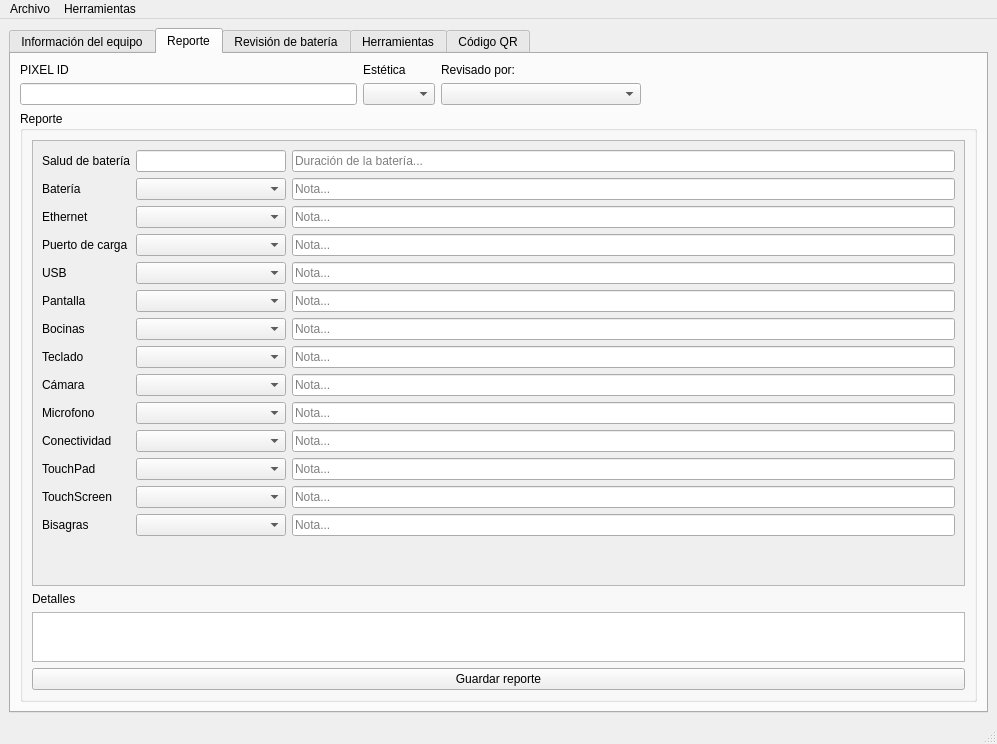
Qt form ui/mainwindow.ui (gabod22/PatiaTest) before a commit.
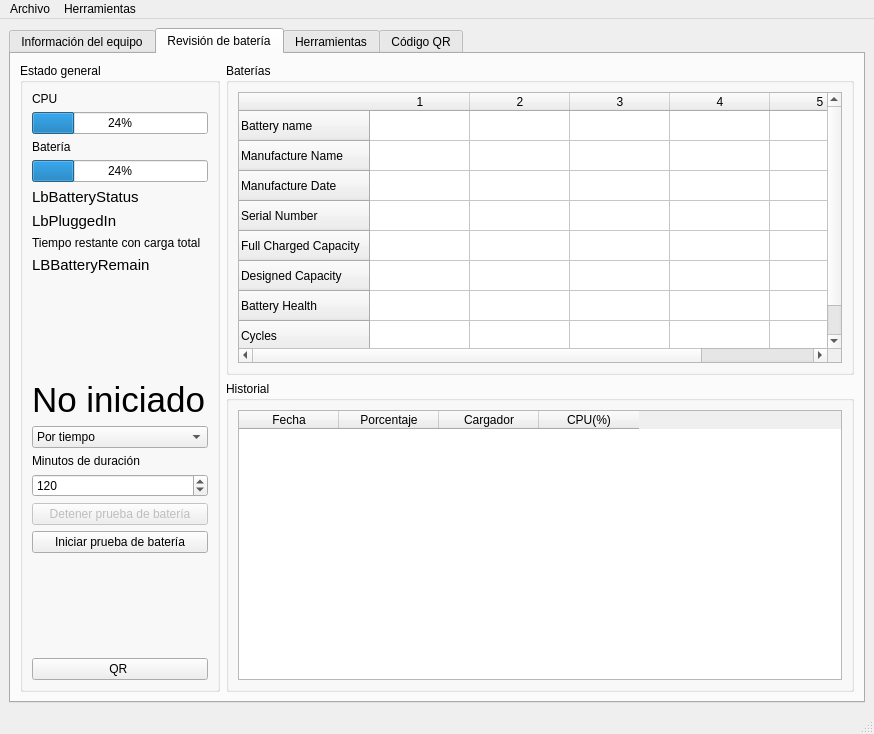
The same form after that commit. The open tabs and pages were chosen to show the change. Icons and pictures are not drawn.

Commit message: Delete report module and fix battery test modes

```diff
--- a/ui/mainwindow.ui
+++ b/ui/mainwindow.ui
@@ -6,8 +6,8 @@
    <rect>
     <x>0</x>
     <y>0</y>
-    <width>997</width>
-    <height>744</height>
+    <width>874</width>
+    <height>734</height>
    </rect>
   </property>
   <property name="windowTitle">
@@ -22,7 +22,7 @@
     <item>
      <widget class="QTabWidget" name="tabWidget">
       <property name="currentIndex">
-       <number>3</number>
+       <number>1</number>
       </property>
       <widget class="QWidget" name="tab_3">
        <attribute name="title">
@@ -236,7 +236,7 @@
            <item>
             <widget class="Line" name="line_5">
              <property name="orientation">
-              <enum>Qt::Horizontal</enum>
+              <enum>Qt::Orientation::Horizontal</enum>
              </property>
             </widget>
            </item>
@@ -250,7 +250,7 @@
            <item>
             <spacer name="verticalSpacer_3">
              <property name="orientation">
-              <enum>Qt::Vertical</enum>
+              <enum>Qt::Orientation::Vertical</enum>
              </property>
              <property name="sizeHint" stdset="0">
               <size>
@@ -283,7 +283,7 @@
                <number>16</number>
               </property>
               <property name="editTriggers">
-               <set>QAbstractItemView::NoEditTriggers</set>
+               <set>QAbstractItemView::EditTrigger::NoEditTriggers</set>
               </property>
               <property name="columnCount">
                <number>5</number>
@@ -384,819 +384,6 @@
         </item>
        </layout>
       </widget>
-      <widget class="QWidget" name="tabReport">
-       <attribute name="title">
-        <string>Reporte</string>
-       </attribute>
-       <layout class="QVBoxLayout" name="verticalLayout_16">
-        <item>
-         <layout class="QHBoxLayout" name="horizontalLayout">
-          <item>
-           <layout class="QVBoxLayout" name="verticalLayout_15">
-            <item>
-             <widget class="QLabel" name="label_9">
-              <property name="text">
-               <string>PIXEL ID</string>
-              </property>
-             </widget>
-            </item>
-            <item>
-             <widget class="QLineEdit" name="TextPixelId">
-              <property name="maximumSize">
-               <size>
-                <width>16777215</width>
-                <height>16777215</height>
-               </size>
-              </property>
-              <property name="autoFillBackground">
-               <bool>true</bool>
-              </property>
-              <property name="readOnly">
-               <bool>true</bool>
-              </property>
-             </widget>
-            </item>
-           </layout>
-          </item>
-          <item>
-           <layout class="QVBoxLayout" name="verticalLayout_18">
-            <item>
-             <widget class="QLabel" name="label_31">
-              <property name="text">
-               <string>Estética</string>
-              </property>
-             </widget>
-            </item>
-            <item>
-             <widget class="QComboBox" name="CboxAesthetics">
-              <property name="placeholderText">
-               <string>-</string>
-              </property>
-             </widget>
-            </item>
-           </layout>
-          </item>
-          <item>
-           <layout class="QVBoxLayout" name="verticalLayout_20">
-            <item>
-             <widget class="QLabel" name="label_33">
-              <property name="text">
-               <string>Revisado por:</string>
-              </property>
-             </widget>
-            </item>
-            <item>
-             <widget class="QComboBox" name="CboxCheckedBy">
-              <property name="minimumSize">
-               <size>
-                <width>200</width>
-                <height>0</height>
-               </size>
-              </property>
-              <property name="maximumSize">
-               <size>
-                <width>500</width>
-                <height>16777215</height>
-               </size>
-              </property>
-              <property name="placeholderText">
-               <string>Selecciona el técnico</string>
-              </property>
-             </widget>
-            </item>
-           </layout>
-          </item>
-          <item>
-           <spacer name="horizontalSpacer">
-            <property name="orientation">
-             <enum>Qt::Horizontal</enum>
-            </property>
-            <property name="sizeHint" stdset="0">
-             <size>
-              <width>40</width>
-              <height>20</height>
-             </size>
-            </property>
-           </spacer>
-          </item>
-         </layout>
-        </item>
-        <item>
-         <widget class="QGroupBox" name="groupBox_6">
-          <property name="title">
-           <string>Reporte</string>
-          </property>
-          <layout class="QVBoxLayout" name="verticalLayout_2">
-           <item>
-            <widget class="QScrollArea" name="scrollArea">
-             <property name="widgetResizable">
-              <bool>true</bool>
-             </property>
-             <widget class="QWidget" name="scrollAreaWidgetContents_2">
-              <property name="geometry">
-               <rect>
-                <x>0</x>
-                <y>0</y>
-                <width>916</width>
-                <height>454</height>
-               </rect>
-              </property>
-              <layout class="QVBoxLayout" name="verticalLayout_3">
-               <item>
-                <layout class="QHBoxLayout" name="horizontalLayout_3" stretch="0,1">
-                 <item>
-                  <layout class="QFormLayout" name="formLayout">
-                   <property name="fieldGrowthPolicy">
-                    <enum>QFormLayout::AllNonFixedFieldsGrow</enum>
-                   </property>
-                   <property name="rowWrapPolicy">
-                    <enum>QFormLayout::WrapLongRows</enum>
-                   </property>
-                   <item row="0" column="1">
-                    <widget class="QLineEdit" name="TextBatteryHealth_2">
-                     <property name="maximumSize">
-                      <size>
-                       <width>300</width>
-                       <height>16777215</height>
-                      </size>
-                     </property>
-                     <property name="styleSheet">
-                      <string notr="true"/>
-                     </property>
-                     <property name="readOnly">
-                      <bool>false</bool>
-                     </property>
-                    </widget>
-                   </item>
-                   <item row="2" column="0">
-                    <widget class="QLabel" name="label_13">
-                     <property name="text">
-                      <string>Ethernet</string>
-                     </property>
-                    </widget>
-                   </item>
-                   <item row="3" column="0">
-                    <widget class="QLabel" name="label_14">
-                     <property name="text">
-                      <string>Puerto de carga</string>
-                     </property>
-                    </widget>
-                   </item>
-                   <item row="3" column="1">
-                    <widget class="QComboBox" name="CboxPlug">
-                     <property name="minimumSize">
-                      <size>
-                       <width>150</width>
-                       <height>0</height>
-                      </size>
-                     </property>
-                     <property name="maximumSize">
-                      <size>
-                       <width>300</width>
-                       <height>16777215</height>
-                      </size>
-                     </property>
-                     <property name="currentText">
-                      <string/>
-                     </property>
-                     <property name="currentIndex">
-                      <number>-1</number>
-                     </property>
-                     <property name="placeholderText">
-                      <string>Selecciona</string>
-                     </property>
-                    </widget>
-                   </item>
-                   <item row="4" column="0">
-                    <widget class="QLabel" name="label_15">
-                     <property name="text">
-                      <string>USB</string>
-                     </property>
-                    </widget>
-                   </item>
-                   <item row="4" column="1">
-                    <widget class="QComboBox" name="CboxUSB">
-                     <property name="minimumSize">
-                      <size>
-                       <width>150</width>
-                       <height>0</height>
-                      </size>
-                     </property>
-                     <property name="maximumSize">
-                      <size>
-                       <width>300</width>
-                       <height>16777215</height>
-                      </size>
-                     </property>
-                     <property name="currentText">
-                      <string/>
-                     </property>
-                     <property name="currentIndex">
-                      <number>-1</number>
-                     </property>
-                     <property name="placeholderText">
-                      <string>Selecciona</string>
-                     </property>
-                    </widget>
-                   </item>
-                   <item row="5" column="0">
-                    <widget class="QLabel" name="label_16">
-                     <property name="text">
-                      <string>Pantalla</string>
-                     </property>
-                    </widget>
-                   </item>
-                   <item row="5" column="1">
-                    <widget class="QComboBox" name="CboxScreen">
-                     <property name="minimumSize">
-                      <size>
-                       <width>150</width>
-                       <height>0</height>
-                      </size>
-                     </property>
-                     <property name="maximumSize">
-                      <size>
-                       <width>300</width>
-                       <height>16777215</height>
-                      </size>
-                     </property>
-                     <property name="currentText">
-                      <string/>
-                     </property>
-                     <property name="currentIndex">
-                      <number>-1</number>
-                     </property>
-                     <property name="placeholderText">
-                      <string>Selecciona</string>
-                     </property>
-                    </widget>
-                   </item>
-                   <item row="6" column="0">
-                    <widget class="QLabel" name="label_17">
-                     <property name="text">
-                      <string>Bocinas</string>
-                     </property>
-                    </widget>
-                   </item>
-                   <item row="6" column="1">
-                    <widget class="QComboBox" name="CboxSpikers">
-                     <property name="minimumSize">
-                      <size>
-                       <width>150</width>
-                       <height>0</height>
-                      </size>
-                     </property>
-                     <property name="maximumSize">
-                      <size>
-                       <width>300</width>
-                       <height>16777215</height>
-                      </size>
-                     </property>
-                     <property name="currentText">
-                      <string/>
-                     </property>
-                     <property name="currentIndex">
-                      <number>-1</number>
-                     </property>
-                     <property name="placeholderText">
-                      <string>Selecciona</string>
-                     </property>
-                    </widget>
-                   </item>
-                   <item row="7" column="0">
-                    <widget class="QLabel" name="label_18">
-                     <property name="text">
-                      <string>Teclado</string>
-                     </property>
-                    </widget>
-                   </item>
-                   <item row="7" column="1">
-                    <widget class="QComboBox" name="CboxKeyboard">
-                     <property name="minimumSize">
-                      <size>
-                       <width>150</width>
-                       <height>0</height>
-                      </size>
-                     </property>
-                     <property name="maximumSize">
-                      <size>
-                       <width>300</width>
-                       <height>16777215</height>
-                      </size>
-                     </property>
-                     <property name="currentText">
-                      <string/>
-                     </property>
-                     <property name="currentIndex">
-                      <number>-1</number>
-                     </property>
-                     <property name="placeholderText">
-                      <string>Selecciona</string>
-                     </property>
-                    </widget>
-                   </item>
-                   <item row="8" column="0">
-                    <widget class="QLabel" name="label_19">
-                     <property name="text">
-                      <string>Cámara</string>
-                     </property>
-                    </widget>
-                   </item>
-                   <item row="8" column="1">
-                    <widget class="QComboBox" name="CboxCamera">
-                     <property name="minimumSize">
-                      <size>
-                       <width>150</width>
-                       <height>0</height>
-                      </size>
-                     </property>
-                     <property name="maximumSize">
-                      <size>
-                       <width>300</width>
-                       <height>16777215</height>
-                      </size>
-                     </property>
-                     <property name="currentText">
-                      <string/>
-                     </property>
-                     <property name="currentIndex">
-                      <number>-1</number>
-                     </property>
-                     <property name="placeholderText">
-                      <string>Selecciona</string>
-                     </property>
-                    </widget>
-                   </item>
-                   <item row="9" column="0">
-                    <widget class="QLabel" name="label_20">
-                     <property name="text">
-                      <string>Microfono</string>
-                     </property>
-                    </widget>
-                   </item>
-                   <item row="9" column="1">
-                    <widget class="QComboBox" name="CboxMicro">
-                     <property name="minimumSize">
-                      <size>
-                       <width>150</width>
-                       <height>0</height>
-                      </size>
-                     </property>
-                     <property name="maximumSize">
-                      <size>
-                       <width>300</width>
-                       <height>16777215</height>
-                      </size>
-                     </property>
-                     <property name="currentText">
-                      <string/>
-                     </property>
-                     <property name="currentIndex">
-                      <number>-1</number>
-                     </property>
-                     <property name="placeholderText">
-                      <string>Selecciona</string>
-                     </property>
-                    </widget>
-                   </item>
-                   <item row="11" column="0">
-                    <widget class="QLabel" name="label_21">
-                     <property name="text">
-                      <string>TouchPad</string>
-                     </property>
-                    </widget>
-                   </item>
-                   <item row="11" column="1">
-                    <widget class="QComboBox" name="CboxTouchpad">
-                     <property name="minimumSize">
-                      <size>
-                       <width>150</width>
-                       <height>0</height>
-                      </size>
-                     </property>
-                     <property name="maximumSize">
-                      <size>
-                       <width>300</width>
-                       <height>16777215</height>
-                      </size>
-                     </property>
-                     <property name="currentText">
-                      <string/>
-                     </property>
-                     <property name="currentIndex">
-                      <number>-1</number>
-                     </property>
-                     <property name="placeholderText">
-                      <string>Selecciona</string>
-                     </property>
-                    </widget>
-                   </item>
-                   <item row="12" column="0">
-                    <widget class="QLabel" name="label_25">
-                     <property name="text">
-                      <string>TouchScreen</string>
-                     </property>
-                    </widget>
-                   </item>
-                   <item row="12" column="1">
-                    <widget class="QComboBox" name="CboxTouchscreen">
-                     <property name="minimumSize">
-                      <size>
-                       <width>150</width>
-                       <height>0</height>
-                      </size>
-                     </property>
-                     <property name="maximumSize">
-                      <size>
-                       <width>300</width>
-                       <height>16777215</height>
-                      </size>
-                     </property>
-                     <property name="currentText">
-                      <string/>
-                     </property>
-                     <property name="currentIndex">
-                      <number>-1</number>
-                     </property>
-                     <property name="placeholderText">
-                      <string>Selecciona</string>
-                     </property>
-                    </widget>
-                   </item>
-                   <item row="13" column="0">
-                    <widget class="QLabel" name="label_26">
-                     <property name="text">
-                      <string>Bisagras</string>
-                     </property>
-                    </widget>
-                   </item>
-                   <item row="13" column="1">
-                    <widget class="QComboBox" name="CboxHinges">
-                     <property name="minimumSize">
-                      <size>
-                       <width>150</width>
-                       <height>0</height>
-                      </size>
-                     </property>
-                     <property name="maximumSize">
-                      <size>
-                       <width>300</width>
-                       <height>16777215</height>
-                      </size>
-                     </property>
-                     <property name="currentText">
-                      <string/>
-                     </property>
-                     <property name="currentIndex">
-                      <number>-1</number>
-                     </property>
-                     <property name="placeholderText">
-                      <string>Selecciona</string>
-                     </property>
-                    </widget>
-                   </item>
-                   <item row="2" column="1">
-                    <widget class="QComboBox" name="CboxEthernet">
-                     <property name="minimumSize">
-                      <size>
-                       <width>150</width>
-                       <height>0</height>
-                      </size>
-                     </property>
-                     <property name="maximumSize">
-                      <size>
-                       <width>300</width>
-                       <height>16777215</height>
-                      </size>
-                     </property>
-                     <property name="currentText">
-                      <string/>
-                     </property>
-                     <property name="currentIndex">
-                      <number>-1</number>
-                     </property>
-                     <property name="placeholderText">
-                      <string>Selecciona</string>
-                     </property>
-                    </widget>
-                   </item>
-                   <item row="1" column="1">
-                    <widget class="QComboBox" name="CboxBattery">
-                     <property name="minimumSize">
-                      <size>
-                       <width>150</width>
-                       <height>0</height>
-                      </size>
-                     </property>
-                     <property name="maximumSize">
-                      <size>
-                       <width>300</width>
-                       <height>16777215</height>
-                      </size>
-                     </property>
-                     <property name="currentText">
-                      <string/>
-                     </property>
-                     <property name="currentIndex">
-                      <number>-1</number>
-                     </property>
-                     <property name="placeholderText">
-                      <string>Selecciona</string>
-                     </property>
-                    </widget>
-                   </item>
-                   <item row="1" column="0">
-                    <widget class="QLabel" name="label_30">
-                     <property name="text">
-                      <string>Batería</string>
-                     </property>
-                    </widget>
-                   </item>
-                   <item row="10" column="1">
-                    <widget class="QComboBox" name="CboxConnectivity">
-                     <property name="minimumSize">
-                      <size>
-                       <width>150</width>
-                       <height>0</height>
-                      </size>
-                     </property>
-                     <property name="maximumSize">
-                      <size>
-                       <width>300</width>
-                       <height>16777215</height>
-                      </size>
-                     </property>
-                     <property name="currentText">
-                      <string/>
-                     </property>
-                     <property name="currentIndex">
-                      <number>-1</number>
-                     </property>
-                     <property name="placeholderText">
-                      <string>Selecciona</string>
-                     </property>
-                    </widget>
-                   </item>
-                   <item row="10" column="0">
-                    <widget class="QLabel" name="label_32">
-                     <property name="text">
-                      <string>Conectividad</string>
-                     </property>
-                    </widget>
-                   </item>
-                   <item row="0" column="0">
-                    <widget class="QLabel" name="label_12">
-                     <property name="text">
-                      <string>Salud de batería</string>
-                     </property>
-                    </widget>
-                   </item>
-                  </layout>
-                 </item>
-                 <item>
-                  <layout class="QVBoxLayout" name="verticalLayout_14">
-                   <item>
-                    <widget class="QLineEdit" name="TextBatteryDuration">
-                     <property name="minimumSize">
-                      <size>
-                       <width>0</width>
-                       <height>0</height>
-                      </size>
-                     </property>
-                     <property name="placeholderText">
-                      <string>Duración de la batería...</string>
-                     </property>
-                     <property name="clearButtonEnabled">
-                      <bool>false</bool>
-                     </property>
-                    </widget>
-                   </item>
-                   <item>
-                    <widget class="QLineEdit" name="TextBatteryNote">
-                     <property name="minimumSize">
-                      <size>
-                       <width>0</width>
-                       <height>0</height>
-                      </size>
-                     </property>
-                     <property name="placeholderText">
-                      <string>Nota...</string>
-                     </property>
-                    </widget>
-                   </item>
-                   <item>
-                    <widget class="QLineEdit" name="TextEthernetNote">
-                     <property name="minimumSize">
-                      <size>
-                       <width>0</width>
-                       <height>0</height>
-                      </size>
-                     </property>
-                     <property name="placeholderText">
-                      <string>Nota...</string>
-                     </property>
-                    </widget>
-                   </item>
-                   <item>
-                    <widget class="QLineEdit" name="TextPlugNote">
-                     <property name="minimumSize">
-                      <size>
-                       <width>0</width>
-                       <height>0</height>
-                      </size>
-                     </property>
-                     <property name="placeholderText">
-                      <string>Nota...</string>
-                     </property>
-                    </widget>
-                   </item>
-                   <item>
-                    <widget class="QLineEdit" name="TextUSBNote">
-                     <property name="minimumSize">
-                      <size>
-                       <width>0</width>
-                       <height>0</height>
-                      </size>
-                     </property>
-                     <property name="placeholderText">
-                      <string>Nota...</string>
-                     </property>
-                    </widget>
-                   </item>
-                   <item>
-                    <widget class="QLineEdit" name="TextScreenNote">
-                     <property name="minimumSize">
-                      <size>
-                       <width>0</width>
-                       <height>0</height>
-                      </size>
-                     </property>
-                     <property name="placeholderText">
-                      <string>Nota...</string>
-                     </property>
-                    </widget>
-                   </item>
-                   <item>
-                    <widget class="QLineEdit" name="TextSpikersNote">
-                     <property name="minimumSize">
-                      <size>
-                       <width>0</width>
-                       <height>0</height>
-                      </size>
-                     </property>
-                     <property name="placeholderText">
-                      <string>Nota...</string>
-                     </property>
-                    </widget>
-                   </item>
-                   <item>
-                    <widget class="QLineEdit" name="TextKeyboardNote">
-                     <property name="minimumSize">
-                      <size>
-                       <width>0</width>
-                       <height>0</height>
-                      </size>
-                     </property>
-                     <property name="placeholderText">
-                      <string>Nota...</string>
-                     </property>
-                    </widget>
-                   </item>
-                   <item>
-                    <widget class="QLineEdit" name="TextCameraNote">
-                     <property name="minimumSize">
-                      <size>
-                       <width>0</width>
-                       <height>0</height>
-                      </size>
-                     </property>
-                     <property name="placeholderText">
-                      <string>Nota...</string>
-                     </property>
-                    </widget>
-                   </item>
-                   <item>
-                    <widget class="QLineEdit" name="TextMicroNote">
-                     <property name="minimumSize">
-                      <size>
-                       <width>0</width>
-                       <height>0</height>
-                      </size>
-                     </property>
-                     <property name="placeholderText">
-                      <string>Nota...</string>
-                     </property>
-                    </widget>
-                   </item>
-                   <item>
-                    <widget class="QLineEdit" name="TextConnectivityNote">
-                     <property name="minimumSize">
-                      <size>
-                       <width>0</width>
-                       <height>0</height>
-                      </size>
-                     </property>
-                     <property name="placeholderText">
-                      <string>Nota...</string>
-                     </property>
-                    </widget>
-                   </item>
-                   <item>
-                    <widget class="QLineEdit" name="TextTouchpadNote">
-                     <property name="minimumSize">
-                      <size>
-                       <width>0</width>
-                       <height>0</height>
-                      </size>
-                     </property>
-                     <property name="placeholderText">
-                      <string>Nota...</string>
-                     </property>
-                    </widget>
-                   </item>
-                   <item>
-                    <widget class="QLineEdit" name="TextTouchscreenNote">
-                     <property name="minimumSize">
-                      <size>
-                       <width>0</width>
-                       <height>0</height>
-                      </size>
-                     </property>
-                     <property name="placeholderText">
-                      <string>Nota...</string>
-                     </property>
-                    </widget>
-                   </item>
-                   <item>
-                    <widget class="QLineEdit" name="TextHingesNote">
-                     <property name="minimumSize">
-                      <size>
-                       <width>0</width>
-                       <height>0</height>
-                      </size>
-                     </property>
-                     <property name="placeholderText">
-                      <string>Nota...</string>
-                     </property>
-                    </widget>
-                   </item>
-                  </layout>
-                 </item>
-                </layout>
-               </item>
-               <item>
-                <spacer name="verticalSpacer">
-                 <property name="orientation">
-                  <enum>Qt::Vertical</enum>
-                 </property>
-                 <property name="sizeHint" stdset="0">
-                  <size>
-                   <width>20</width>
-                   <height>40</height>
-                  </size>
-                 </property>
-                </spacer>
-               </item>
-              </layout>
-             </widget>
-            </widget>
-           </item>
-           <item>
-            <widget class="QLabel" name="label_28">
-             <property name="text">
-              <string>Detalles</string>
-             </property>
-            </widget>
-           </item>
-           <item>
-            <widget class="QPlainTextEdit" name="PlainTextDetails">
-             <property name="maximumSize">
-              <size>
-               <width>16777215</width>
-               <height>50</height>
-              </size>
-             </property>
-             <property name="tabChangesFocus">
-              <bool>true</bool>
-             </property>
-            </widget>
-           </item>
-           <item>
-            <widget class="QPushButton" name="BtnSaveToGoogleSheets">
-             <property name="text">
-              <string>Guardar reporte</string>
-             </property>
-             <property name="icon">
-              <iconset theme="document-save">
-               <normaloff>C:/Users/brian/PatiaTest_v1/PatiaTestUI_bak</normaloff>C:/Users/brian/PatiaTest_v1/PatiaTestUI_bak</iconset>
-             </property>
-            </widget>
-           </item>
-          </layout>
-         </widget>
-        </item>
-       </layout>
-      </widget>
       <widget class="QWidget" name="tabBatteryTest">
        <attribute name="title">
         <string>Revisión de batería</string>
@@ -1294,7 +481,7 @@
            <item>
             <spacer name="verticalSpacer_2">
              <property name="orientation">
-              <enum>Qt::Vertical</enum>
+              <enum>Qt::Orientation::Vertical</enum>
              </property>
              <property name="sizeHint" stdset="0">
               <size>
@@ -1329,10 +516,15 @@
                <string>Intensiva</string>
               </property>
              </item>
+             <item>
+              <property name="text">
+               <string>Exaustiva</string>
+              </property>
+             </item>
             </widget>
            </item>
            <item>
-            <widget class="QLabel" name="label">
+            <widget class="QLabel" name="lbMinutestime">
              <property name="text">
               <string>Minutos de duración</string>
              </property>
@@ -1341,7 +533,7 @@
            <item>
             <widget class="QSpinBox" name="SpinTimeToTest">
              <property name="minimum">
-              <number>10</number>
+              <number>1</number>
              </property>
              <property name="maximum">
               <number>9999</number>
@@ -1374,7 +566,7 @@
            <item>
             <spacer name="verticalSpacer_6">
              <property name="orientation">
-              <enum>Qt::Vertical</enum>
+              <enum>Qt::Orientation::Vertical</enum>
              </property>
              <property name="sizeHint" stdset="0">
               <size>
@@ -1384,41 +576,10 @@
              </property>
             </spacer>
            </item>
-           <item>
-            <layout class="QVBoxLayout" name="verticalLayout_23">
-             <item>
-              <widget class="QLabel" name="label_37">
-               <property name="text">
-                <string>Revisado por:</string>
-               </property>
-              </widget>
-             </item>
-             <item>
-              <widget class="QComboBox" name="CboxBatCheckedBy">
-               <property name="maximumSize">
-                <size>
-                 <width>500</width>
-                 <height>16777215</height>
-                </size>
-               </property>
-               <property name="placeholderText">
-                <string>Selecciona el técnico</string>
-               </property>
-              </widget>
-             </item>
-            </layout>
-           </item>
-           <item>
-            <widget class="QCheckBox" name="ChkBoxSaveAtEnd">
-             <property name="text">
-              <string>¿Guardar al terminar?</string>
-             </property>
-            </widget>
-           </item>
            <item>
             <widget class="QPushButton" name="BtnSaveBatteryRecord">
              <property name="text">
-              <string>Guardar prueba</string>
+              <string>QR </string>
              </property>
             </widget>
            </item>
@@ -1442,7 +603,7 @@
                 <number>16</number>
                </property>
                <property name="editTriggers">
-                <set>QAbstractItemView::NoEditTriggers</set>
+                <set>QAbstractItemView::EditTrigger::NoEditTriggers</set>
                </property>
                <property name="columnCount">
                 <number>5</number>
@@ -1510,7 +671,7 @@
              <item>
               <widget class="QTableWidget" name="TableBatteryLog">
                <property name="editTriggers">
-                <set>QAbstractItemView::NoEditTriggers</set>
+                <set>QAbstractItemView::EditTrigger::NoEditTriggers</set>
                </property>
                <column>
                 <property name="text">
@@ -1614,7 +775,7 @@
            <item>
             <spacer name="verticalSpacer_4">
              <property name="orientation">
-              <enum>Qt::Vertical</enum>
+              <enum>Qt::Orientation::Vertical</enum>
              </property>
              <property name="sizeHint" stdset="0">
               <size>
@@ -1664,7 +825,7 @@
            <item>
             <spacer name="verticalSpacer_5">
              <property name="orientation">
-              <enum>Qt::Vertical</enum>
+              <enum>Qt::Orientation::Vertical</enum>
              </property>
              <property name="sizeHint" stdset="0">
               <size>
@@ -1736,8 +897,8 @@
     <rect>
      <x>0</x>
      <y>0</y>
-     <width>997</width>
-     <height>22</height>
+     <width>874</width>
+     <height>33</height>
     </rect>
    </property>
    <widget class="QMenu" name="menuConfiguraci_n">
```
The commit also changes 9 other files.
